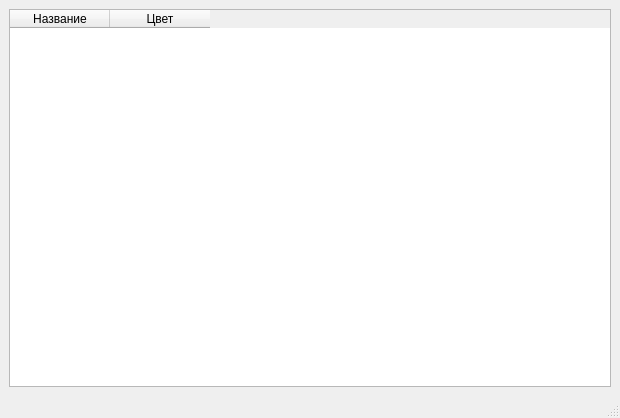
Above: Peleng/2DHyperCube/PolygonManager.ui from remsens/Peleng before the change. Below: the same form after it.
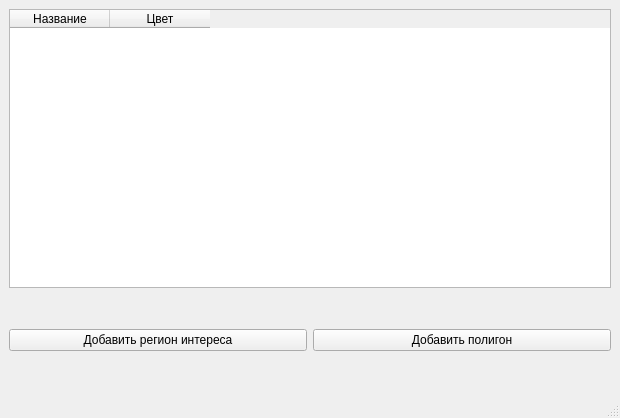
That is the form after the change.

```diff
--- a/Peleng/2DHyperCube/PolygonManager.ui
+++ b/Peleng/2DHyperCube/PolygonManager.ui
@@ -14,7 +14,7 @@
    <string>MainWindow</string>
   </property>
   <widget class="QWidget" name="centralwidget">
-   <layout class="QVBoxLayout" name="verticalLayout">
+   <layout class="QVBoxLayout" name="verticalLayout" stretch="3,1">
     <item>
      <widget class="QTableWidget" name="tableWidget">
       <column>
@@ -29,6 +29,24 @@
       </column>
      </widget>
     </item>
+    <item>
+     <layout class="QGridLayout" name="gridButtons">
+      <item row="0" column="0" rowspan="2">
+       <widget class="QPushButton" name="pushButton">
+        <property name="text">
+         <string>Добавить регион интереса</string>
+        </property>
+       </widget>
+      </item>
+      <item row="0" column="1" rowspan="2">
+       <widget class="QPushButton" name="pushButton_2">
+        <property name="text">
+         <string>Добавить полигон</string>
+        </property>
+       </widget>
+      </item>
+     </layout>
+    </item>
    </layout>
   </widget>
   <widget class="QMenuBar" name="menubar">
```
Left out of the diff: 2 changed lines with no effect on the pictures.
